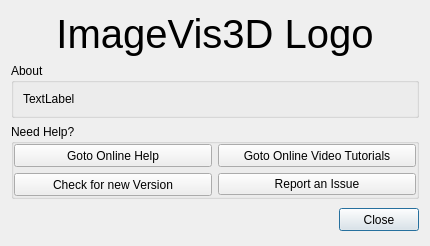
Above: ImageVis3D/UI/UI/About.ui from SCIInstitute/ImageVis3D before the change. Below: the same form after it.
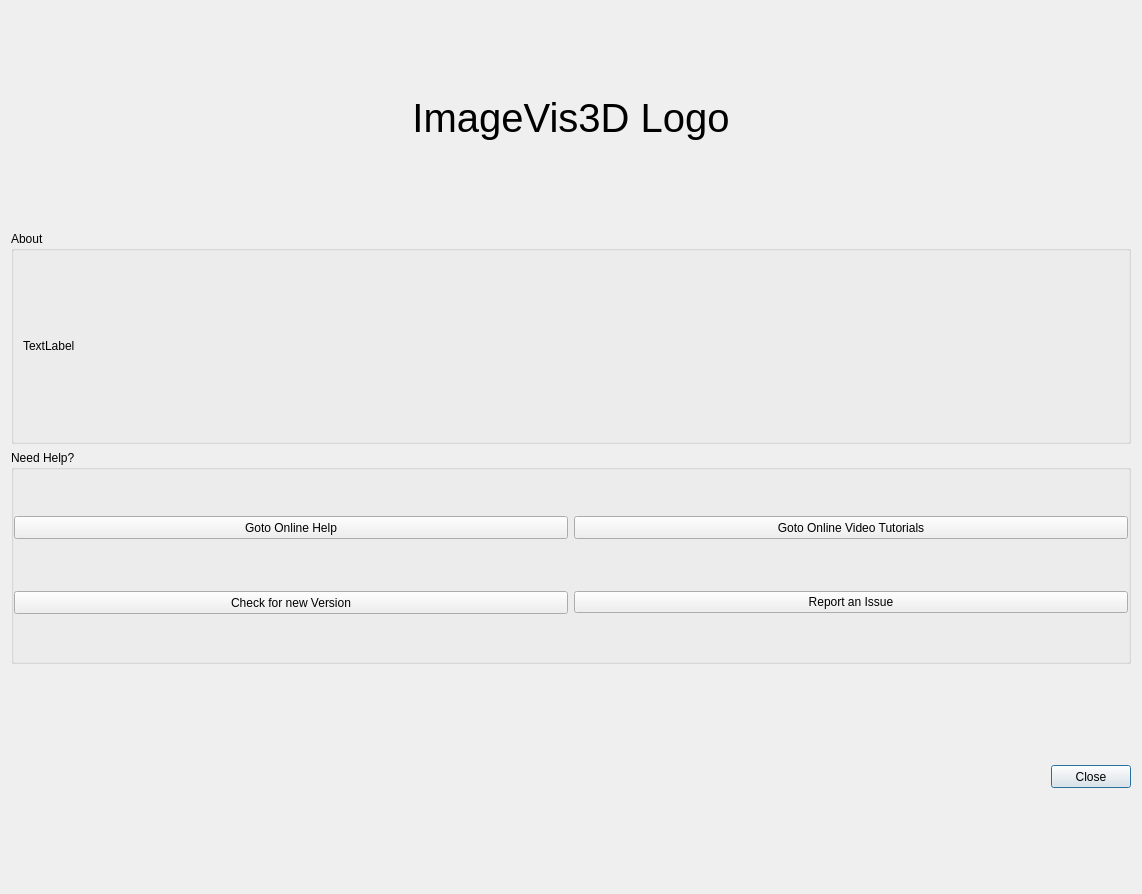
That is the form after the change.

What changed in the file:
```diff
--- a/ImageVis3D/UI/UI/About.ui
+++ b/ImageVis3D/UI/UI/About.ui
@@ -8,8 +8,8 @@
    <rect>
     <x>0</x>
     <y>0</y>
-    <width>430</width>
-    <height>246</height>
+    <width>1142</width>
+    <height>894</height>
    </rect>
   </property>
   <property name="sizePolicy" >
```
